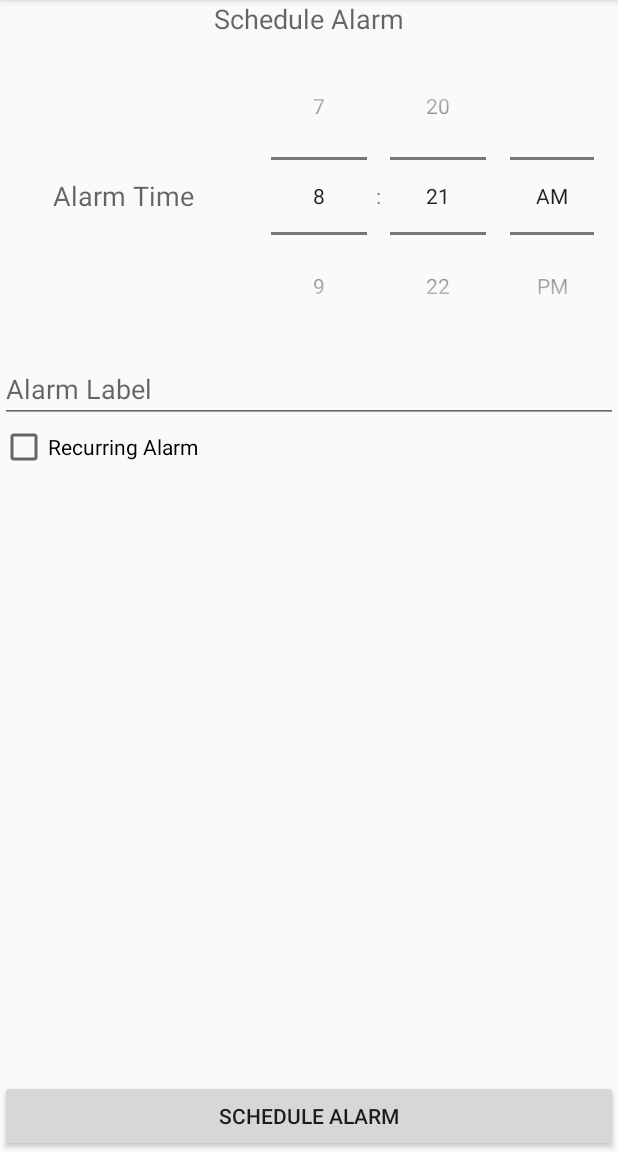
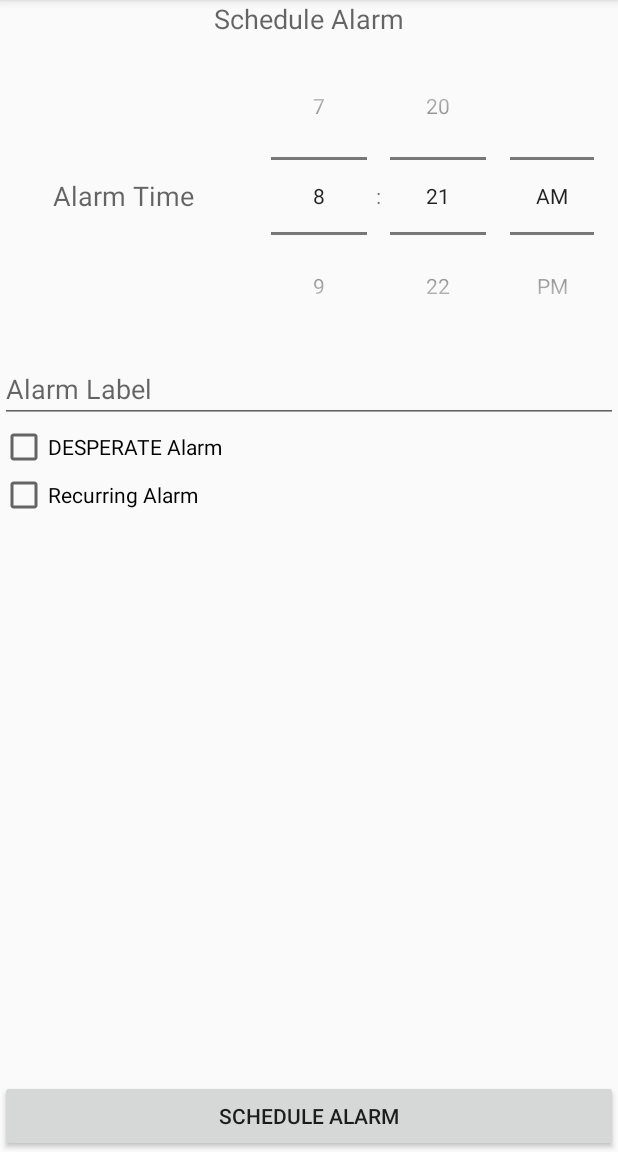
Before and after one commit to xinshuoLei/Desperalarm, an Android app: the AlarmsListFragment screen opened through its navigation route, after a tap on "ADD ALARM", on a phone screen of 412 x 824 dp, the part 84-1236 px from its top. Run offline under Robolectric (Android 15) with nearby library versions, the phone set to English and light mode, and no system bars; our stand-ins replace ButterKnife, Room's generated code.

Commit message:
desperate updated

```diff
--- a/new_DesperAlarm/app/src/main/AndroidManifest.xml
+++ b/new_DesperAlarm/app/src/main/AndroidManifest.xml
@@ -38,12 +38,6 @@
                 <action android:name="android.intent.action.DEFAULT" />
             </intent-filter>
         </activity>
-        <activity android:name="com.example.desperalarm.activities.DesperAlarm"
-            android:parentActivityName=".activities.MainActivity">
-            <intent-filter>
-                <action android:name="android.intent.action.DEFAULT" />
-            </intent-filter>
-        </activity>
 
         <receiver android:name="com.example.desperalarm.broadcastreceiver.AlarmBroadcastReceiver">
             <intent-filter>
--- a/new_DesperAlarm/app/src/main/java/com/example/desperalarm/activities/StartFragment.java
+++ b/new_DesperAlarm/app/src/main/java/com/example/desperalarm/activities/StartFragment.java
@@ -13,9 +13,6 @@ import androidx.fragment.app.Fragment;
 import androidx.navigation.Navigation;
 
 import com.example.desperalarm.R;
-import com.example.desperalarm.activities.DesperAlarm;
-import com.example.desperalarm.activities.About;
-import com.example.desperalarm.activities.Timer;
 
 /**
  * The start screen for navigation to different modes
@@ -26,7 +23,8 @@ public class StartFragment extends Fragment {
     @Override
     public View onCreateView(@NonNull LayoutInflater inflater, @Nullable ViewGroup container, @Nullable Bundle savedInstanceState) {
         View view = inflater.inflate(R.layout.fragment_start, container, false);
-        Button regularAlarm = view.findViewById(R.id.regularAlarm);
+        Button regularAlarm = view.findViewById(R.id.alarm);
+        // navigation to alarm
         regularAlarm.setOnClickListener(new View.OnClickListener() {
             @Override
             public void onClick(View view) {
@@ -51,15 +49,6 @@ public class StartFragment extends Fragment {
                 startActivity(timerIntent);
             }
         });
-        // navigation to desperalarm
-        Button desperButton = view.findViewById(R.id.desperAlarm);
-        desperButton.setOnClickListener(new View.OnClickListener() {
-            @Override
-            public void onClick(View view) {
-                Intent desperIntent = new Intent(getActivity(), DesperAlarm.class);
-                startActivity(desperIntent);
-            }
-        });
         return view;
     }
     @Override
--- a/new_DesperAlarm/app/src/main/java/com/example/desperalarm/alarmslist/AlarmViewHolder.java
+++ b/new_DesperAlarm/app/src/main/java/com/example/desperalarm/alarmslist/AlarmViewHolder.java
@@ -19,6 +19,7 @@ public class AlarmViewHolder extends RecyclerView.ViewHolder {
     private ImageView alarmRecurring;
     private TextView alarmRecurringDays;
     private TextView alarmTitle;
+    private TextView alarmMode;
 
     Switch alarmStarted;
 
@@ -32,6 +33,7 @@ public class AlarmViewHolder extends RecyclerView.ViewHolder {
         alarmRecurring = itemView.findViewById(R.id.item_alarm_recurring);
         alarmRecurringDays = itemView.findViewById(R.id.item_alarm_recurringDays);
         alarmTitle = itemView.findViewById(R.id.item_alarm_title);
+        alarmMode = itemView.findViewById(R.id.item_alarm_mode);
 
         this.listener = listener;
     }
@@ -60,6 +62,12 @@ public class AlarmViewHolder extends RecyclerView.ViewHolder {
             alarmTitle.setText(String.format("%s", "Alarm"));
         }
 
+        if (alarm.isDesperate()) {
+            alarmMode.setText("Desperate");
+        } else {
+            alarmMode.setText("Regular");
+        }
+
         alarmStarted.setOnCheckedChangeListener(new CompoundButton.OnCheckedChangeListener() {
             @Override
             public void onCheckedChanged(CompoundButton buttonView, boolean isChecked) {
--- a/new_DesperAlarm/app/src/main/java/com/example/desperalarm/alarmslist/AlarmsListViewModel.java
+++ b/new_DesperAlarm/app/src/main/java/com/example/desperalarm/alarmslist/AlarmsListViewModel.java
@@ -17,7 +17,6 @@ public class AlarmsListViewModel extends AndroidViewModel {
 
     public AlarmsListViewModel(@NonNull Application application) {
         super(application);
-
         alarmRepository = new AlarmRepository(application);
         alarmsLiveData = alarmRepository.getAlarmsLiveData();
     }
--- a/new_DesperAlarm/app/src/main/java/com/example/desperalarm/broadcastreceiver/AlarmBroadcastReceiver.java
+++ b/new_DesperAlarm/app/src/main/java/com/example/desperalarm/broadcastreceiver/AlarmBroadcastReceiver.java
@@ -24,6 +24,7 @@ public class AlarmBroadcastReceiver extends BroadcastReceiver {
     public static final String SUNDAY = "SUNDAY";
     public static final String RECURRING = "RECURRING";
     public static final String TITLE = "TITLE";
+    public static final String DESPERATE = "DESPERATE";
 
     @Override
     public void onReceive(Context context, Intent intent) {
@@ -91,6 +92,7 @@ public class AlarmBroadcastReceiver extends BroadcastReceiver {
     private void startAlarmService(Context context, Intent intent) {
         Intent intentService = new Intent(context, AlarmService.class);
         intentService.putExtra(TITLE, intent.getStringExtra(TITLE));
+        intentService.putExtra(DESPERATE, intent.getBooleanExtra(DESPERATE, false));
         // need to check version because startForeGroundService require certain SDK
         if (Build.VERSION.SDK_INT >= Build.VERSION_CODES.O) {
             context.startForegroundService(intentService);
--- a/new_DesperAlarm/app/src/main/java/com/example/desperalarm/createalarm/CreateAlarmFragment.java
+++ b/new_DesperAlarm/app/src/main/java/com/example/desperalarm/createalarm/CreateAlarmFragment.java
@@ -36,6 +36,7 @@ public class CreateAlarmFragment extends Fragment {
     @BindView(R.id.fragment_createalarm_title) EditText title;
     @BindView(R.id.fragment_createalarm_scheduleAlarm) Button scheduleAlarm;
     @BindView(R.id.fragment_createalarm_recurring) CheckBox recurring;
+    @BindView(R.id.fragment_createalarm_desperate) CheckBox desperate;
     @BindView(R.id.fragment_createalarm_checkMon) CheckBox mon;
     @BindView(R.id.fragment_createalarm_checkTue) CheckBox tue;
     @BindView(R.id.fragment_createalarm_checkWed) CheckBox wed;
@@ -102,7 +103,8 @@ public class CreateAlarmFragment extends Fragment {
                 thu.isChecked(),
                 fri.isChecked(),
                 sat.isChecked(),
-                sun.isChecked()
+                sun.isChecked(),
+                desperate.isChecked()
         );
 
         createAlarmViewModel.insert(alarm);
--- a/new_DesperAlarm/app/src/main/java/com/example/desperalarm/data/AlarmDatabase.java
+++ b/new_DesperAlarm/app/src/main/java/com/example/desperalarm/data/AlarmDatabase.java
@@ -12,7 +12,7 @@ import java.util.concurrent.Executors;
 /**
  * database for alarms
  */
-@Database(entities = {Alarm.class}, version = 1, exportSchema = false)
+@Database(entities = {Alarm.class}, version = 2, exportSchema = false)
 public abstract class AlarmDatabase extends RoomDatabase {
     public abstract AlarmDatabaseOps alarmDao();
 
@@ -28,10 +28,11 @@ public abstract class AlarmDatabase extends RoomDatabase {
                             context.getApplicationContext(),
                             AlarmDatabase.class,
                             "alarm_database"
-                    ).build();
+                    ).fallbackToDestructiveMigration().build();
                 }
             }
         }
         return INSTANCE;
     }
+
 }
--- a/new_DesperAlarm/app/src/main/res/layout/fragment_createalarm.xml
+++ b/new_DesperAlarm/app/src/main/res/layout/fragment_createalarm.xml
@@ -51,6 +51,16 @@
             android:hint="Alarm Label"
             app:layout_constraintTop_toBottomOf="@+id/fragment_createalarm_timePickerLayout" />
 
+
+        <CheckBox
+            android:id="@+id/fragment_createalarm_desperate"
+            android:layout_width="match_parent"
+            android:layout_height="wrap_content"
+            android:checked="false"
+            android:text="DESPERATE Alarm"
+            app:layout_constraintStart_toStartOf="parent"
+            app:layout_constraintTop_toBottomOf="@+id/fragment_createalarm_title" />
+
         <CheckBox
             android:id="@+id/fragment_createalarm_recurring"
             android:layout_width="match_parent"
@@ -58,7 +68,7 @@
             android:checked="false"
             android:text="Recurring Alarm"
             app:layout_constraintStart_toStartOf="parent"
-            app:layout_constraintTop_toBottomOf="@+id/fragment_createalarm_title" />
+            app:layout_constraintTop_toBottomOf="@+id/fragment_createalarm_desperate" />
 
         <LinearLayout
             android:id="@+id/fragment_createalarm_recurring_options"
--- a/new_DesperAlarm/app/src/main/res/layout/item_alarm.xml
+++ b/new_DesperAlarm/app/src/main/res/layout/item_alarm.xml
@@ -48,6 +48,12 @@
                     android:layout_height="wrap_content"
                     android:textSize="12sp"/>
 
+                <TextView
+                    android:id="@+id/item_alarm_mode"
+                    android:layout_width="wrap_content"
+                    android:layout_height="wrap_content"
+                    android:textSize="12sp"/>
+
             </LinearLayout>
 
             <Switch
```
Also changed, not shown: new_DesperAlarm/app/src/main/java/com/example/desperalarm/activities/DesperAlarm.java (deleted, +0 -19 lines), new_DesperAlarm/app/src/main/java/com/example/desperalarm/activities/RingActivity.java (+12 -0 lines), new_DesperAlarm/app/src/main/java/com/example/desperalarm/data/Alarm.java (+10 -1 lines), new_DesperAlarm/app/src/main/java/com/example/desperalarm/data/AlarmRepository.java (+9 -0 lines), new_DesperAlarm/app/src/main/java/com/example/desperalarm/service/AlarmService.java (+7 -0 lines), new_DesperAlarm/app/src/main/res/layout/fragment_start.xml (+2 -11 lines).
